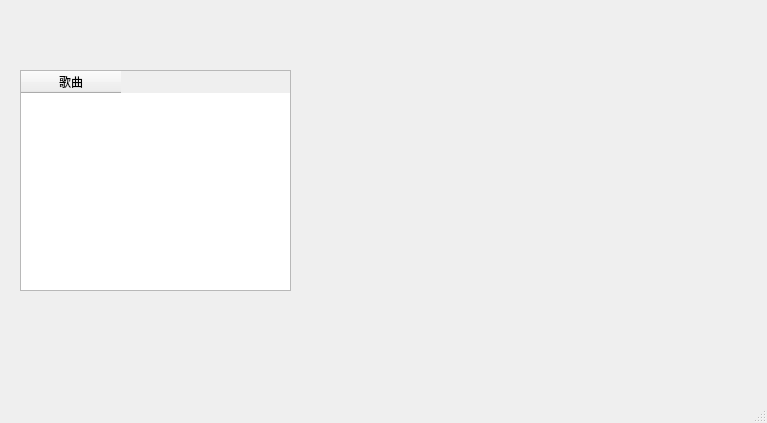
Before: the Qt Designer form mainwindow.ui in Sugar0612/music-player, drawn with Qt 5.
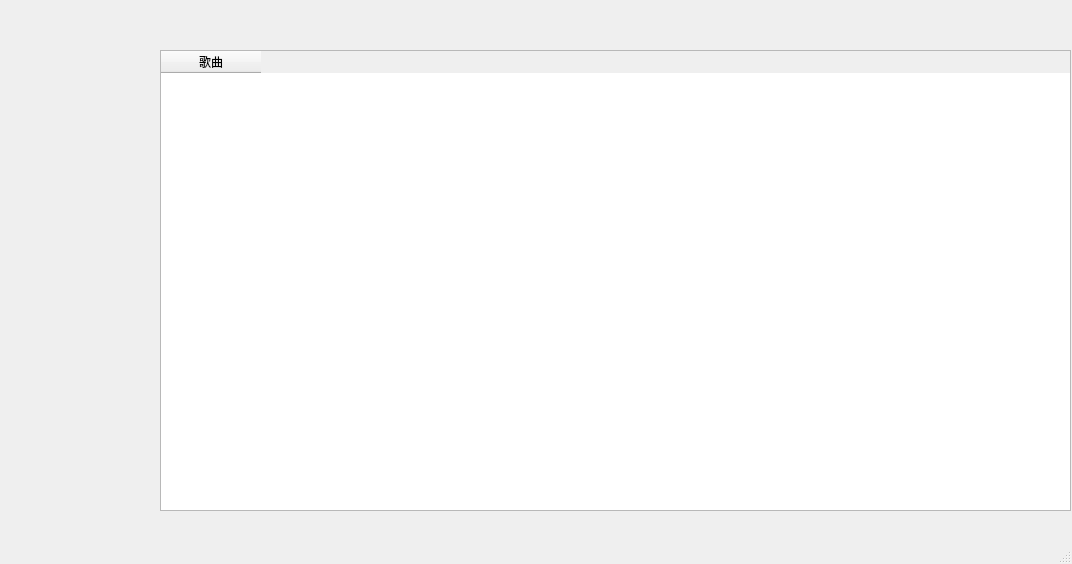
After: the same form once the commit is applied.

Diff of the .ui file:
```diff
--- a/mainwindow.ui
+++ b/mainwindow.ui
@@ -6,8 +6,8 @@
    <rect>
     <x>0</x>
     <y>0</y>
-    <width>767</width>
-    <height>423</height>
+    <width>1072</width>
+    <height>564</height>
    </rect>
   </property>
   <property name="windowTitle">
@@ -17,10 +17,10 @@
    <widget class="QTableWidget" name="tbw">
     <property name="geometry">
      <rect>
-      <x>20</x>
-      <y>70</y>
-      <width>271</width>
-      <height>221</height>
+      <x>160</x>
+      <y>50</y>
+      <width>911</width>
+      <height>461</height>
      </rect>
     </property>
     <column>
```
Left out of the diff: 4 changed lines with no effect on the pictures.
